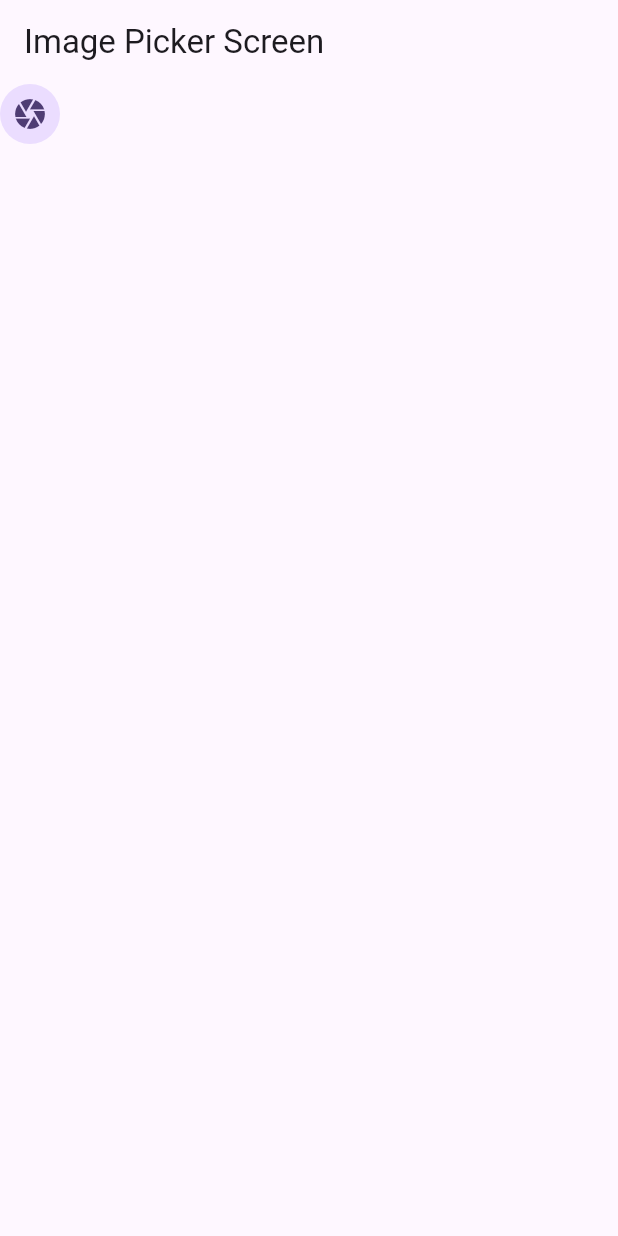
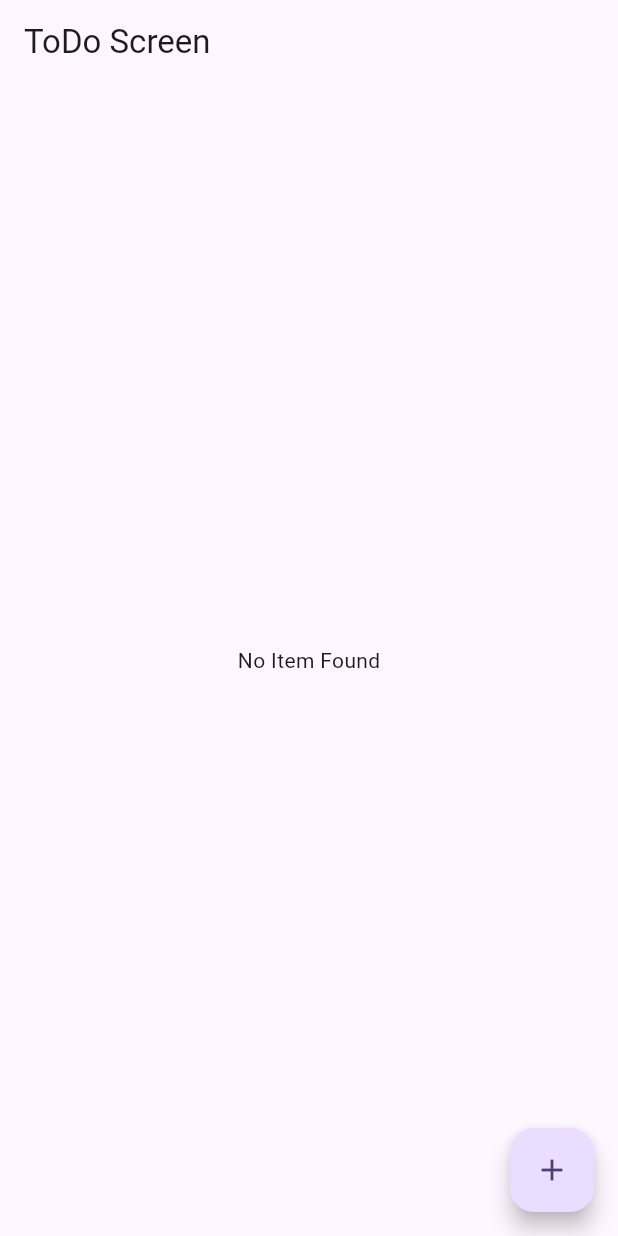
Before and after one commit to saadmomand6/Bloc, a Flutter app: the screen it shows after launch, on a phone screen of 412 x 824 dp. Run offline on Flutter 3.47's test engine with Material 3 defaults, Android fonts, the phone set to English and light mode, and no system bars; our stand-ins replace bloc, equatable, flutter_bloc, image_picker.

Commit message:
todo list bloc

```diff
--- a/lib/View/imagepicker_screen.dart
+++ b/lib/View/imagepicker_screen.dart
@@ -19,6 +19,7 @@ class ImagePickerScreen extends StatelessWidget {
           (builder: (context, state){
             return state.file == null ? InkWell(
               onTap: (){
+                // context.read<ImagePickerBloc>().add(GalleryPicker());
                 context.read<ImagePickerBloc>().add(CameraPicker());
               },
               child: const CircleAvatar(child: Icon(Icons.camera),)) : Image.file(File(state.file!.path.toString()));
--- /dev/null
+++ b/lib/View/todo_screen,.dart
@@ -0,0 +1,49 @@
+import 'package:bloc_practice/bloc/todo_list/todo_bloc.dart';
+import 'package:bloc_practice/bloc/todo_list/todo_event.dart';
+import 'package:bloc_practice/bloc/todo_list/todo_state.dart';
+import 'package:flutter/material.dart';
+import 'package:flutter_bloc/flutter_bloc.dart';
+
+class TodoScreen extends StatelessWidget {
+  const TodoScreen({super.key});
+
+  @override
+  Widget build(BuildContext context) {
+    return Scaffold(
+      appBar: AppBar(
+        title: const Text('ToDo Screen'),
+      ),
+      body: BlocBuilder<TodoBloc, TodoState>(builder: (context, state) {
+        if (state.todolist.isEmpty) {
+          return const Center(
+            child: Text('No Item Found'),
+          );
+        } else if (state.todolist.isNotEmpty) {
+          return ListView.builder(
+              itemCount: state.todolist.length,
+              itemBuilder: (context, index) {
+                return ListTile(
+                  title: Text('saad khan ${index.toString()}'),
+                  trailing: IconButton(
+                    icon: const Icon(Icons.delete),
+                    onPressed: () {
+                      context.read<TodoBloc>().add(Delete(task: state.todolist[index]));
+                    },
+                  ),
+                );
+              });
+        } else {
+          return const SizedBox();
+        }
+      }),
+      floatingActionButton: FloatingActionButton(
+        onPressed: () {
+          // for (var i = 0; i < 10; i++) {
+            context.read<TodoBloc>().add( const Add(task: 'task'));
+          // }
+        },
+        child: const Icon(Icons.add),
+      ),
+    );
+  }
+}
--- /dev/null
+++ b/lib/bloc/todo_list/todo_bloc.dart
@@ -0,0 +1,20 @@
+import 'package:bloc/bloc.dart';
+import 'package:bloc_practice/bloc/todo_list/todo_event.dart';
+import 'package:bloc_practice/bloc/todo_list/todo_state.dart';
+
+class TodoBloc extends Bloc<TodoEvent, TodoState> {
+  final List<String> newlist = [];
+  TodoBloc() : super(const TodoState()) {
+    on<Add>(addtodo);
+    on<Delete>(deletetodo);
+  }
+  void addtodo(Add event, Emitter<TodoState> emit) {
+    newlist.add(event.task);
+    emit(state.copyWith(updatetodolist: List.from(newlist)));
+  }
+
+  void deletetodo(Delete event, Emitter<TodoState> emit) {
+    newlist.remove(event.task);
+    emit(state.copyWith(updatetodolist: List.from(newlist)));
+  }
+}
--- /dev/null
+++ b/lib/bloc/todo_list/todo_event.dart
@@ -0,0 +1,19 @@
+import 'package:equatable/equatable.dart';
+
+abstract class TodoEvent extends Equatable {
+  const TodoEvent();
+
+}
+
+class Add extends TodoEvent {
+  final String task;
+  const Add({required this.task});
+  @override
+  List<Object?> get props => [task];
+}
+class Delete extends TodoEvent {
+final Object task;
+  const Delete({required this.task});
+  @override
+  List<Object?> get props => [task];
+}
--- /dev/null
+++ b/lib/bloc/todo_list/todo_state.dart
@@ -0,0 +1,15 @@
+import 'package:equatable/equatable.dart';
+
+class TodoState extends Equatable {
+  final List todolist;
+  const TodoState({this.todolist = const []});
+
+  TodoState copyWith({List? updatetodolist}){
+    return TodoState(
+      todolist: updatetodolist ?? todolist
+    );
+  }
+
+  @override
+  List<Object?> get props => [todolist];
+}
--- a/lib/main.dart
+++ b/lib/main.dart
@@ -1,7 +1,8 @@
-import 'package:bloc_practice/View/imagepicker_screen.dart';
+import 'package:bloc_practice/View/todo_screen,.dart';
 import 'package:bloc_practice/bloc/counter/counter_bloc.dart';
 import 'package:bloc_practice/bloc/imagepicker/imagepicker_bloc.dart';
 import 'package:bloc_practice/bloc/switch/switch_bloc.dart';
+import 'package:bloc_practice/bloc/todo_list/todo_bloc.dart';
 import 'package:bloc_practice/utils/image_picker_util.dart';
 import 'package:flutter/material.dart';
 import 'package:flutter_bloc/flutter_bloc.dart';
@@ -14,20 +15,25 @@ class MyApp extends StatelessWidget {
   const MyApp({super.key});
   @override
   Widget build(BuildContext context) {
-    return MultiBlocProvider(
+    return
+     MultiBlocProvider(
       providers: [
         BlocProvider(create: (_) => CounterBloc(),),
         BlocProvider(create: (_) => SwitchBloc(),),
         BlocProvider(create: (_) => ImagePickerBloc(ImagePickerUtils()),),
+        BlocProvider(create: (_) => TodoBloc(),),
       ],
 
-      child: MaterialApp(
+      child:
+       MaterialApp(
           title: 'Flutter Demo',
           theme: ThemeData(
             colorScheme: ColorScheme.fromSeed(seedColor: Colors.deepPurple),
             useMaterial3: true,
           ),
-          home: const ImagePickerScreen()),
+          home: const TodoScreen())
+          //  ,
+          // ;
     );
   }
 }
```
Also changed, not shown: pubspec.lock.
